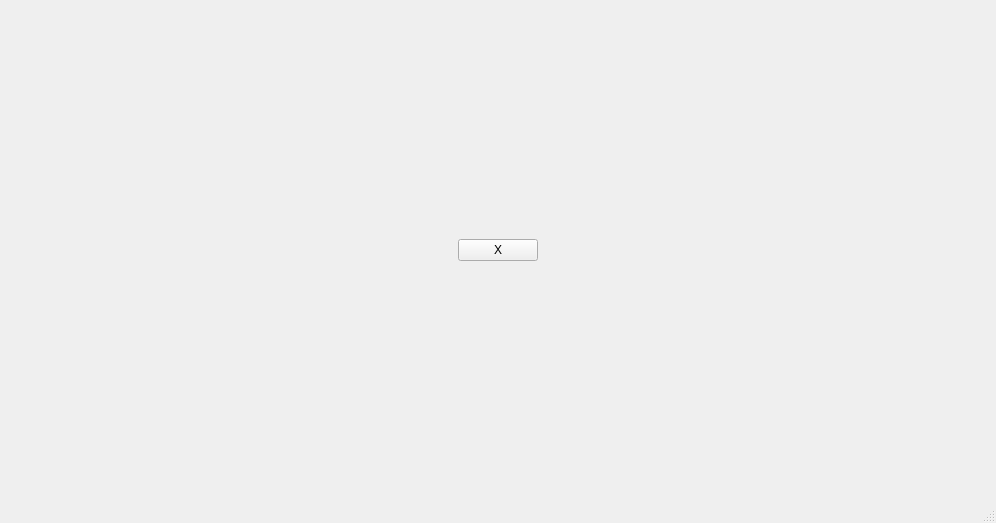
The window that mainwindow.ui (PatrickKingDev/SmartBoard-Cpp) describes before a commit, drawn with Qt 5.
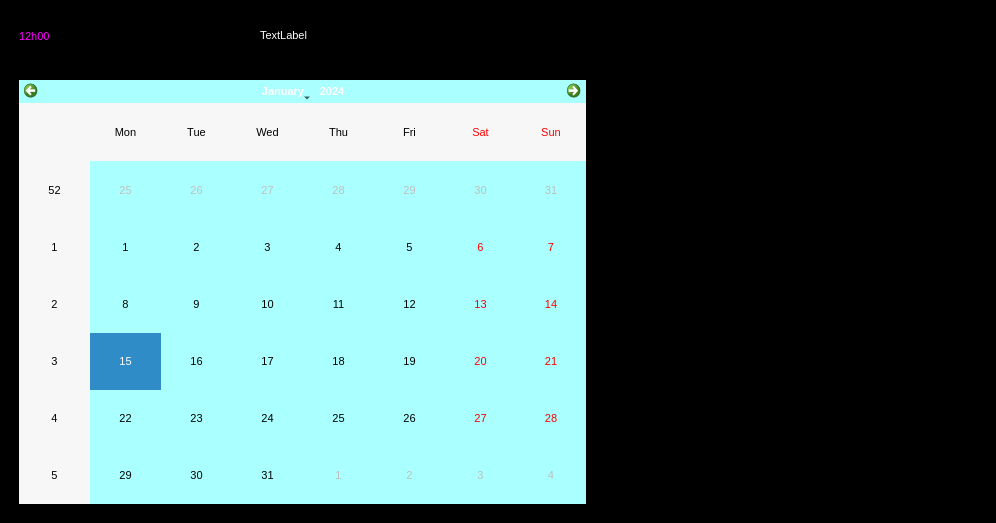
The same window after the commit. Custom widgets are drawn as their Qt base class.

Commit message: First Version with labels and Calendar

```diff
--- a/mainwindow.ui
+++ b/mainwindow.ui
@@ -11,43 +11,148 @@
    </rect>
   </property>
   <property name="sizePolicy">
-   <sizepolicy hsizetype="Expanding" vsizetype="Expanding">
+   <sizepolicy hsizetype="Preferred" vsizetype="Preferred">
     <horstretch>0</horstretch>
     <verstretch>0</verstretch>
    </sizepolicy>
   </property>
+  <property name="font">
+   <font>
+    <pointsize>8</pointsize>
+   </font>
+  </property>
   <property name="windowTitle">
    <string>MainWindow</string>
   </property>
+  <property name="autoFillBackground">
+   <bool>false</bool>
+  </property>
   <widget class="QWidget" name="centralwidget">
-   <layout class="QGridLayout" name="gridLayout">
+   <property name="sizePolicy">
+    <sizepolicy hsizetype="Preferred" vsizetype="Preferred">
+     <horstretch>0</horstretch>
+     <verstretch>0</verstretch>
+    </sizepolicy>
+   </property>
+   <property name="styleSheet">
+    <string notr="true">background-color: rgb(0, 0, 0);</string>
+   </property>
+   <layout class="QGridLayout" name="gridLayout" columnstretch="60,40" columnminimumwidth="0,0">
     <item row="0" column="0">
-     <widget class="QPushButton" name="close_btn">
-      <property name="sizePolicy">
-       <sizepolicy hsizetype="Fixed" vsizetype="Fixed">
-        <horstretch>0</horstretch>
-        <verstretch>0</verstretch>
-       </sizepolicy>
+     <layout class="QVBoxLayout" name="verticalLayout" stretch="1,8">
+      <item>
+       <layout class="QHBoxLayout" name="horizontalLayout">
+        <property name="sizeConstraint">
+         <enum>QLayout::SetMinimumSize</enum>
+        </property>
+        <property name="leftMargin">
+         <number>10</number>
+        </property>
+        <property name="topMargin">
+         <number>10</number>
+        </property>
+        <property name="rightMargin">
+         <number>10</number>
+        </property>
+        <property name="bottomMargin">
+         <number>10</number>
+        </property>
+        <item>
+         <widget class="ScaleTextLabel" name="label">
+          <property name="styleSheet">
+           <string notr="true">color: rgb(255, 0, 255);</string>
+          </property>
+          <property name="text">
+           <string>12h00</string>
+          </property>
+         </widget>
+        </item>
+        <item>
+         <widget class="QWidget" name="widget" native="true">
+          <property name="autoFillBackground">
+           <bool>false</bool>
+          </property>
+          <widget class="QLabel" name="label_2">
+           <property name="geometry">
+            <rect>
+             <x>50</x>
+             <y>10</y>
+             <width>47</width>
+             <height>13</height>
+            </rect>
+           </property>
+           <property name="sizePolicy">
+            <sizepolicy hsizetype="Expanding" vsizetype="Expanding">
+             <horstretch>0</horstretch>
+             <verstretch>0</verstretch>
+            </sizepolicy>
+           </property>
+           <property name="styleSheet">
+            <string notr="true">color: rgb(255, 255, 255);</string>
+           </property>
+           <property name="text">
+            <string>TextLabel</string>
+           </property>
+          </widget>
+         </widget>
+        </item>
+        <item>
+         <widget class="QWidget" name="widget_2" native="true">
+          <property name="autoFillBackground">
+           <bool>false</bool>
+          </property>
+         </widget>
+        </item>
+       </layout>
+      </item>
+      <item>
+       <layout class="QGridLayout" name="gridLayout_2">
+        <property name="sizeConstraint">
+         <enum>QLayout::SetMinimumSize</enum>
+        </property>
+        <property name="leftMargin">
+         <number>10</number>
+        </property>
+        <property name="topMargin">
+         <number>10</number>
+        </property>
+        <property name="rightMargin">
+         <number>10</number>
+        </property>
+        <property name="bottomMargin">
+         <number>10</number>
+        </property>
+        <property name="horizontalSpacing">
+         <number>10</number>
+        </property>
+        <item row="0" column="0">
+         <widget class="QCalendarWidget" name="calendarWidget">
+          <property name="styleSheet">
+           <string notr="true">background-color: rgb(170, 255, 255);</string>
+          </property>
+         </widget>
+        </item>
+       </layout>
+      </item>
+     </layout>
+    </item>
+    <item row="0" column="1">
+     <layout class="QVBoxLayout" name="verticalLayout_2">
+      <property name="sizeConstraint">
+       <enum>QLayout::SetDefaultConstraint</enum>
       </property>
-      <property name="text">
-       <string>X</string>
-      </property>
-     </widget>
+     </layout>
     </item>
    </layout>
   </widget>
-  <widget class="QMenuBar" name="menubar">
-   <property name="geometry">
-    <rect>
-     <x>0</x>
-     <y>0</y>
-     <width>996</width>
-     <height>21</height>
-    </rect>
-   </property>
-  </widget>
-  <widget class="QStatusBar" name="statusbar"/>
  </widget>
+ <customwidgets>
+  <customwidget>
+   <class>ScaleTextLabel</class>
+   <extends>QLabel</extends>
+   <header>scaletextlabel.h</header>
+  </customwidget>
+ </customwidgets>
  <resources/>
  <connections/>
 </ui>
```
The commit also changes 5 other files.
